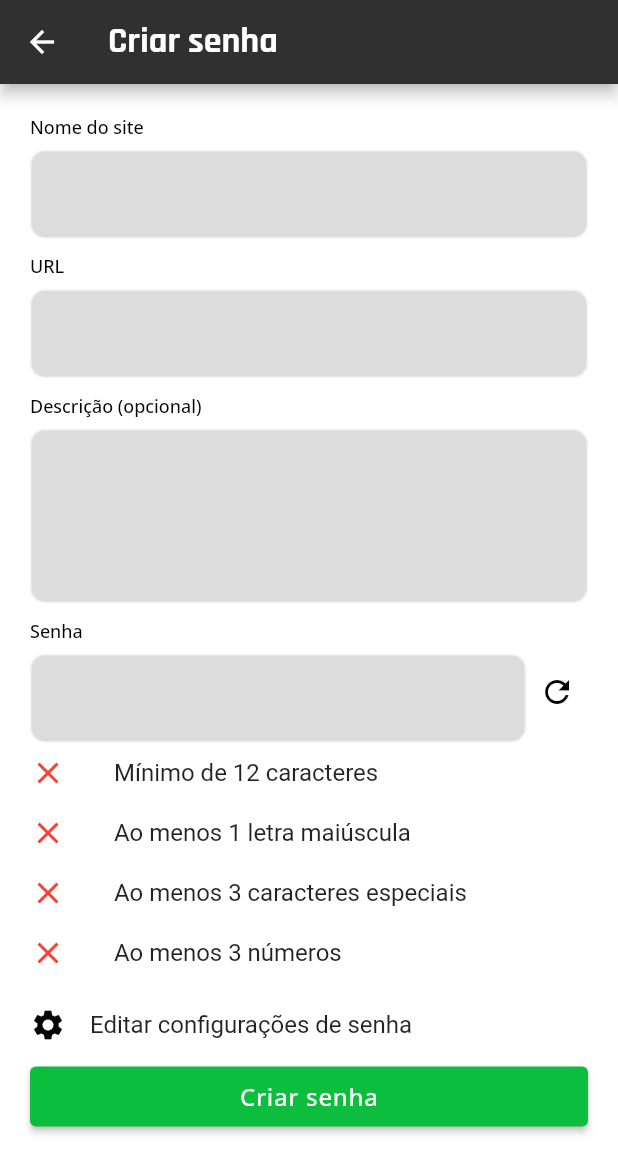
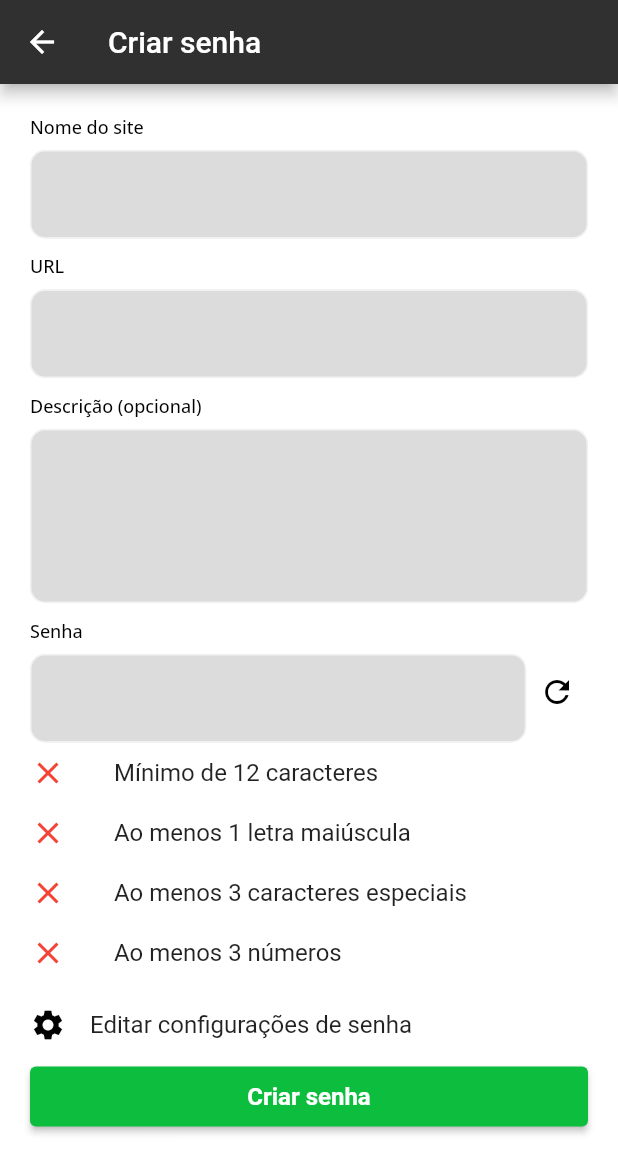
Before and after one commit to PasswordHub/ArrowHead, a Flutter app: the CreateEditPassword screen opened by its route, on a phone screen of 412 x 824 dp. Shown: the top 1173 px of the screen. Run offline on Flutter 3.47's test engine with Material 2 defaults, Android fonts, the phone set to English and light mode, and no system bars; our stand-ins replace cloud_firestore, email_validator, firebase_auth, firebase_core, firebase_storage; accounts and stored records are empty.

Commit message:
Alterando fontes

```diff
--- a/arrowhead/lib/screens/CreateEditPassword/create_edit_password.dart
+++ b/arrowhead/lib/screens/CreateEditPassword/create_edit_password.dart
@@ -70,8 +70,14 @@ class _CreateEditPasswordState extends State<CreateEditPassword> {
           style: ElevatedButton.styleFrom(
             primary: const Color.fromARGB(255, 13, 189, 62),
           ),
-          child: Text('Criar senha',
-              style: Theme.of(context).textTheme.bodyText2)),
+          child: Text(
+            'Criar senha',
+            style: TextStyle(
+              fontSize: 16,
+              fontWeight: FontWeight.w700,
+              color: Colors.white,
+            ),
+          )),
     );
 
     return Scaffold(
@@ -79,9 +85,9 @@ class _CreateEditPasswordState extends State<CreateEditPassword> {
         iconTheme: const IconThemeData(
           color: Colors.white, //change your color here
         ),
-        title: Text(
+        title: const Text(
           'Criar senha',
-          style: Theme.of(context).textTheme.headline1,
+          style: TextStyle(color: Colors.white),
         ),
       ),
       body: SingleChildScrollView(
```
Also changed, not shown: arrowhead/lib/screens/HomePage/home_page.dart (+6 -7 lines).
